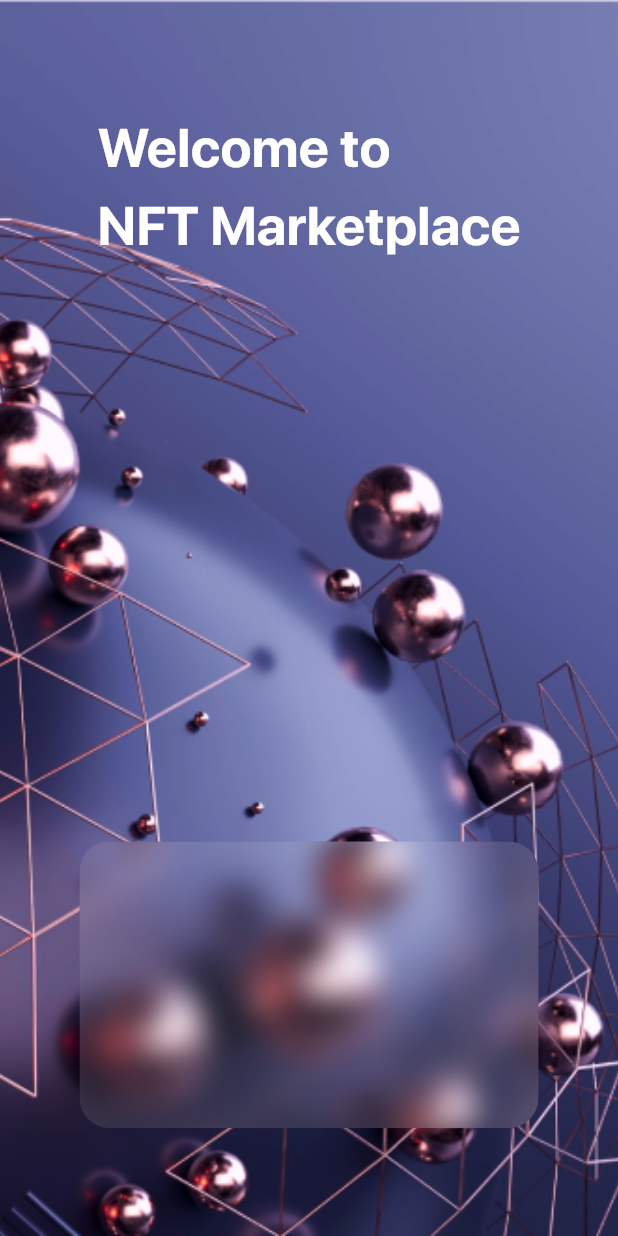
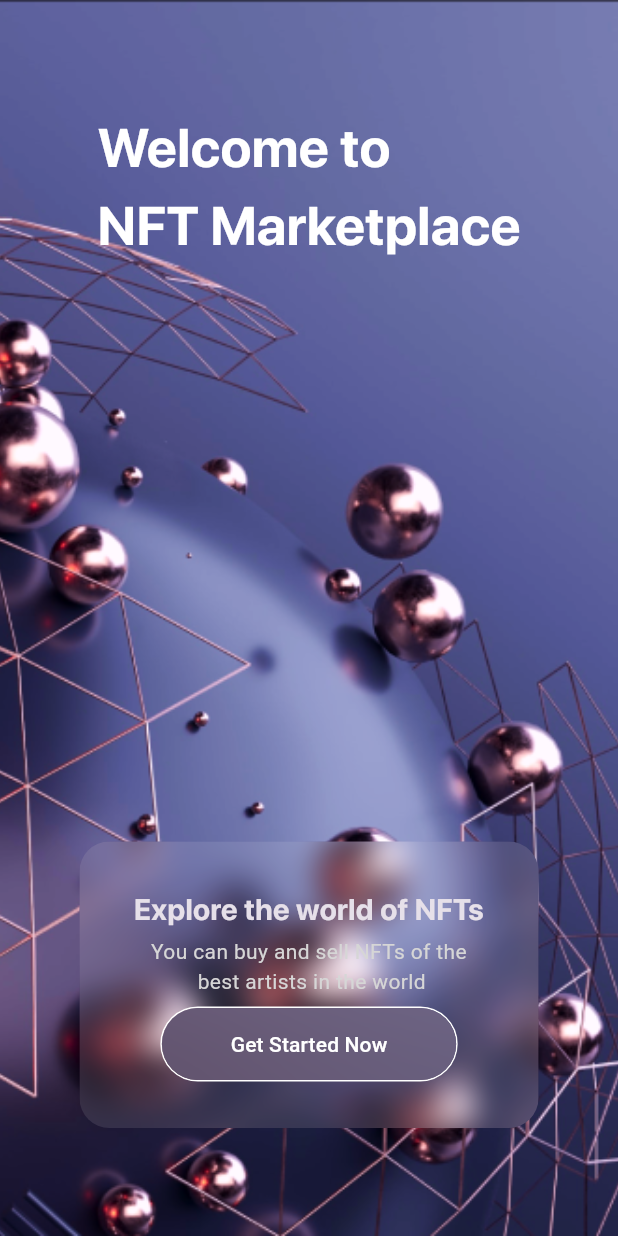
Before and after one commit to salahswidan/mini_nft_marketplace, a Flutter app: the screen it shows after launch, on a phone screen of 412 x 824 dp. Run offline on Flutter 3.47's test engine with Material 3 defaults, Android fonts, the phone set to English and light mode, and no system bars.

Commit message:
complete OnBoarding screen and refactor

```diff
--- a/lib/core/resourses/route_managers.dart
+++ b/lib/core/resourses/route_managers.dart
@@ -1,5 +1,5 @@
 import 'package:flutter/material.dart';
-import 'package:mini_nft_marketplace/features/onBoarding/on_boarding_page.dart';
+import 'package:mini_nft_marketplace/features/onBoarding/screens/on_boarding_page.dart';
 
 class RouteManagers {
   static Map<String, WidgetBuilder> routes = {
--- a/lib/features/onBoarding/on_boarding_page.dart
+++ b/lib/features/onBoarding/screens/on_boarding_page.dart
@@ -4,6 +4,9 @@ import 'package:mini_nft_marketplace/core/resourses/color_managers.dart';
 import 'package:mini_nft_marketplace/core/resourses/font_managers.dart';
 import 'package:mini_nft_marketplace/core/resourses/strings_managers.dart';
 import 'dart:ui' show ImageFilter;
+
+import '../widget/custom_bg_image_widget.dart';
+import '../widget/custom_card.dart';
 
 class OnBoardingPage extends StatelessWidget {
   const OnBoardingPage({super.key});
@@ -12,11 +15,7 @@ class OnBoardingPage extends StatelessWidget {
   Widget build(BuildContext context) {
     return Scaffold(
       body: Stack(children: [
-        Image(
-            fit: BoxFit.cover,
-            width: double.infinity,
-            height: double.infinity,
-            image: AssetImage(ImageManagers.OnBoardingBackGroundImage)),
+        CustomBgImageWidget(),
         SizedBox(
           width: double.infinity,
           child: Column(
@@ -33,19 +32,7 @@ class OnBoardingPage extends StatelessWidget {
                     fontFamily: FontManagers.KMain),
               ),
               Spacer(),
-              ClipRRect(
-                child: BackdropFilter(
-                  filter: ImageFilter.blur(sigmaX: 10, sigmaY: 10),
-                  child: Container(
-                    width: 306,
-                    height: 191,
-                    color: ColorManagers.kPrimaryWhite.withOpacity(0.1),
-                  ),
-                ),
-                borderRadius: BorderRadius.all(
-                  Radius.circular(20),
-                ),
-              ),
+              CustomCard(),
               SizedBox(
                 height: 72,
               ),
--- /dev/null
+++ b/lib/features/onBoarding/widget/custom_bg_image_widget.dart
@@ -0,0 +1,16 @@
+import 'package:flutter/material.dart';
+
+import '../../../core/resourses/image_managers.dart';
+
+class CustomBgImageWidget extends StatelessWidget {
+  const CustomBgImageWidget({super.key});
+
+  @override
+  Widget build(BuildContext context) {
+    return   Image(
+            fit: BoxFit.cover,
+            width: double.infinity,
+            height: double.infinity,
+            image: AssetImage(ImageManagers.OnBoardingBackGroundImage));
+  }
+}
--- /dev/null
+++ b/lib/features/onBoarding/widget/custom_card.dart
@@ -0,0 +1,72 @@
+
+import 'dart:ui';
+
+import 'package:flutter/material.dart';
+
+import '../../../core/resourses/color_managers.dart';
+import '../../../core/resourses/font_managers.dart';
+
+class CustomCard extends StatelessWidget {
+  const CustomCard({
+    super.key,
+  });
+
+  @override
+  Widget build(BuildContext context) {
+    return ClipRRect(
+      child: BackdropFilter(
+        filter: ImageFilter.blur(sigmaX: 10, sigmaY: 10),
+        child: Container(
+          alignment: Alignment.center,
+          padding: const EdgeInsets.all(31),
+          child: Column(children: [
+            Text(
+              textAlign: TextAlign.center,
+              "Explore the world of NFTs",
+              style: TextStyle(
+                fontSize: 19.82,
+                fontFamily: FontManagers.KMain,
+                fontWeight: FontWeight.bold,
+              ),
+            ),
+            SizedBox(
+              height: 4,
+            ),
+            Text(
+              textAlign: TextAlign.center,
+              "You can buy and sell NFTs of the \n best artists in the world",
+              style: TextStyle(color: Colors.grey[350]),
+            ),
+            SizedBox(
+              height: 7,
+            ),
+            Container(
+              width: 198.2,
+              decoration: BoxDecoration(
+                  borderRadius: BorderRadius.all(Radius.circular(40)),
+                  border: Border.all(
+                    color: ColorManagers.kPrimaryWhite,
+                  )),
+              child: ClipRRect(
+                borderRadius: BorderRadius.all(Radius.circular(40)),
+                child: BackdropFilter(
+                  filter: ImageFilter.blur(sigmaX: 100, sigmaY: 100),
+                  child: MaterialButton(
+                    onPressed: () {},
+                    child: Text("Get Started Now"),
+                  ),
+                ),
+              ),
+            )
+          ]),
+          width: 306,
+          height: 191,
+          color: ColorManagers.kPrimaryWhite.withOpacity(0.1),
+        ),
+      ),
+      borderRadius: BorderRadius.all(
+        Radius.circular(20),
+      ),
+    );
+  }
+}
--- a/lib/main.dart
+++ b/lib/main.dart
@@ -1,5 +1,5 @@
 import 'package:flutter/material.dart';
-import 'package:mini_nft_marketplace/features/onBoarding/on_boarding_page.dart';
+import 'package:mini_nft_marketplace/features/onBoarding/screens/on_boarding_page.dart';
 
 import 'core/resourses/route_managers.dart';
 
@@ -16,10 +16,7 @@ class MyApp extends StatelessWidget {
       debugShowCheckedModeBanner: false,
       routes: RouteManagers.routes,
       initialRoute: RouteName.KOnBoardingPage,
-      theme: ThemeData(
-        colorScheme: ColorScheme.fromSeed(seedColor: Colors.deepPurple),
-        useMaterial3: true,
-      ),
+      theme: ThemeData.dark(),
     );
   }
 }
```
